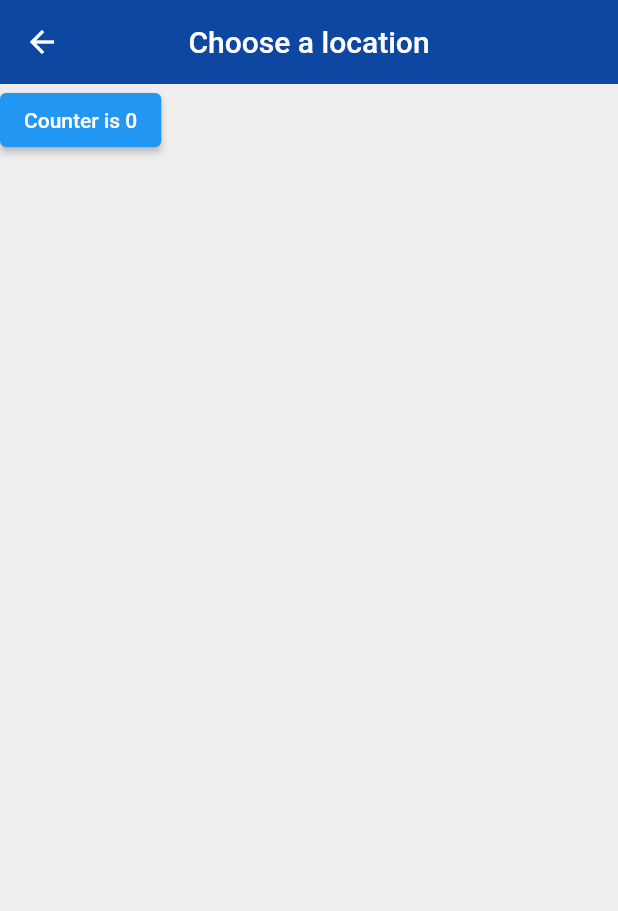
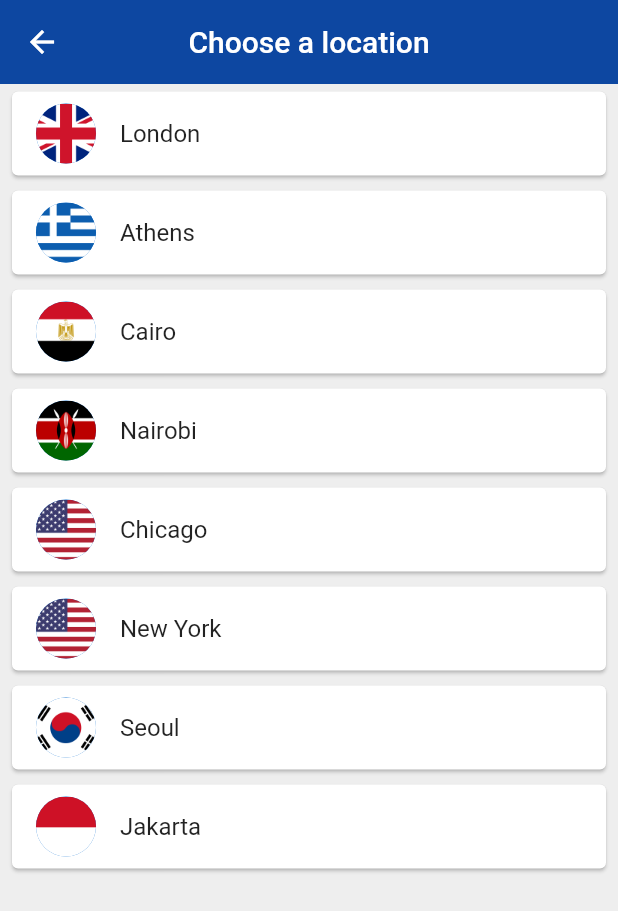
Before and after one commit to hiper2d/flutter-tutorial, a Flutter app: the ChooseLocation screen opened directly, on a phone screen of 412 x 824 dp. Shown: the top 911 px of the screen. Run offline on Flutter 3.47's test engine with Material 2 defaults, Android fonts, the phone set to English and light mode, and no system bars; our stand-ins replace flutter_spinkit.

Commit message:
Lesson 34: Added ListView with location card

```diff
--- /dev/null
+++ b/lib/worldtime/model/world_time_dto.dart
@@ -0,0 +1,9 @@
+class WorldTime {
+  String location;
+  String flag;
+  String url;
+  String? time;
+  bool? isDayTime;
+
+  WorldTime({required this.location, required this.flag, required this.url});
+}
--- a/lib/worldtime/pages/choose_location.dart
+++ b/lib/worldtime/pages/choose_location.dart
@@ -1,4 +1,5 @@
 import 'package:flutter/material.dart';
+import 'package:flutter_test3/worldtime/model/world_time_dto.dart';
 
 class ChooseLocation extends StatefulWidget {
   const ChooseLocation({Key? key}) : super(key: key);
@@ -11,22 +12,46 @@ class _ChooseLocationState extends State<ChooseLocation> {
 
   int counter = 0;
 
+  List<WorldTime> locations = [
+    WorldTime(url: 'Europe/London', location: 'London', flag: 'uk.png'),
+    WorldTime(url: 'Europe/Berlin', location: 'Athens', flag: 'greece.png'),
+    WorldTime(url: 'Africa/Cairo', location: 'Cairo', flag: 'egypt.png'),
+    WorldTime(url: 'Africa/Nairobi', location: 'Nairobi', flag: 'kenya.png'),
+    WorldTime(url: 'America/Chicago', location: 'Chicago', flag: 'usa.png'),
+    WorldTime(url: 'America/New_York', location: 'New York', flag: 'usa.png'),
+    WorldTime(url: 'Asia/Seoul', location: 'Seoul', flag: 'south_korea.png'),
+    WorldTime(url: 'Asia/Jakarta', location: 'Jakarta', flag: 'indonesia.png'),
+  ];
+
   @override
   Widget build(BuildContext context) {
-    print('build function run');
     return Scaffold(
       appBar: AppBar(
-        backgroundColor: const Color(0xFF0D47A1), //Colors.blue[900],
+        backgroundColor: Colors.blue[900],
         centerTitle: true,
         elevation: 0,
         title: const Text('Choose a location'),
       ),
-      backgroundColor: const Color(0xFFEEEEEE), // Colors.grey[200]
-      body: ElevatedButton(
-        onPressed: () {
-          setState(() => counter += 1);
-        },
-        child: Text('Counter is $counter'),
+      backgroundColor: Colors.grey[200],
+      body: ListView.builder(
+          padding: const EdgeInsets.all(0.0),
+          itemBuilder: (context, index) {
+            return Padding(
+              padding: const EdgeInsets.symmetric(vertical: 1.0, horizontal: 4.0),
+              child: Card(
+                child: ListTile(
+                  onTap: () {
+
+                  },
+                  title: Text(locations[index].location),
+                  leading: CircleAvatar(
+                    backgroundImage: AssetImage('assets/${locations[index].flag}'),
+                  ),
+                ),
+              ),
+            );
+          },
+          itemCount: locations.length,
       ),
     );
   }
```
Also changed, not shown: lib/worldtime/pages/home.dart (+7 -2 lines), lib/worldtime/pages/loading.dart (+9 -7 lines), lib/worldtime/services/world_time.dart (deleted, +0 -35 lines), lib/worldtime/services/world_time_servie.dart (added, +25 -0 lines), assets/egypt.png (added), assets/germany.png (added), assets/greece.png (added), assets/indonesia.png (added), assets/kenya.png (added), assets/south_korea.png (added), assets/uk.png (added), assets/usa.png (added).
